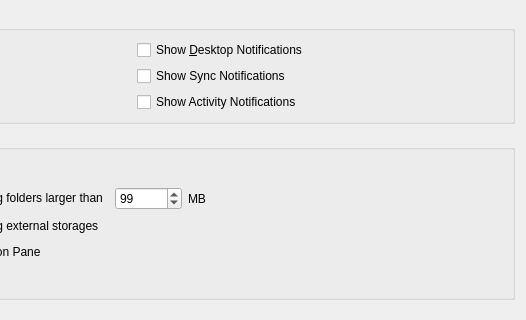
Above: src/gui/generalsettings.ui from nextcloud/desktop before the change; both pictures show x 259 to 785 and y 0 to 320 of the 785 by 523 pixel window. Below: the same form after it.
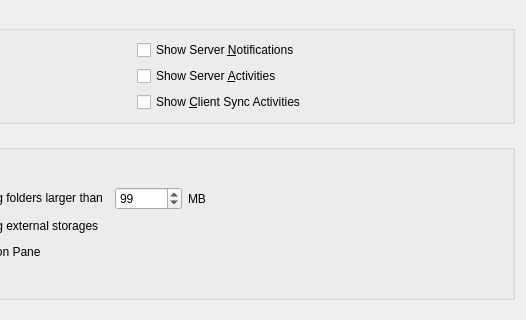
That is the form after the change.

Commit message:
Changes notification text in the checkboxes and adds tooltips with explanation about it.
- Changes the configuration name in ConfigFile and GeneralSettings
accordingly with the new text.
- Makes sure the user sees error and conflict messages even if the
setting is disabled.

What changed in the file:
```diff
--- a/src/gui/generalsettings.ui
+++ b/src/gui/generalsettings.ui
@@ -23,7 +23,7 @@
       <item row="1" column="1">
        <widget class="QCheckBox" name="syncNotificationsCheckBox">
         <property name="text">
-         <string>Show Sync Notifications</string>
+         <string>Show Server &amp;Activities</string>
         </property>
        </widget>
       </item>
@@ -37,7 +37,7 @@
       <item row="0" column="1">
        <widget class="QCheckBox" name="desktopNotificationsCheckBox">
         <property name="text">
-         <string>Show &amp;Desktop Notifications</string>
+         <string>Show Server &amp;Notifications</string>
         </property>
        </widget>
       </item>
@@ -54,7 +54,7 @@
       <item row="2" column="1">
        <widget class="QCheckBox" name="activityNotificationsCheckBox">
         <property name="text">
-         <string>Show Activity Notifications</string>
+         <string>Show &amp;Client Sync Activities</string>
         </property>
        </widget>
       </item>
```
Left out of the diff: 17 changed lines with no effect on the pictures. The commit also changes 8 other files.
